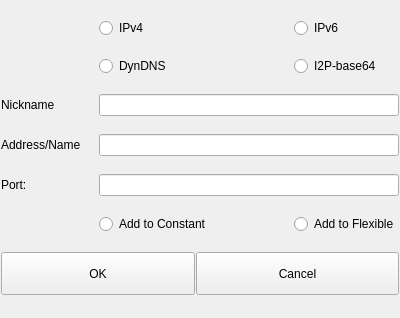
berndhs/arado, file ui/address-input.ui: the form before one commit.
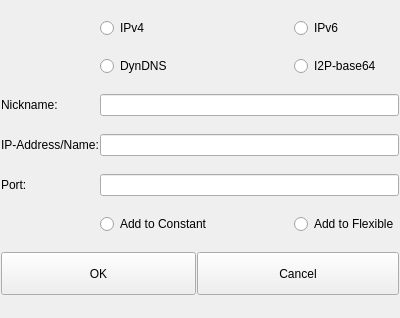
The form after the commit. Icons and pictures are not drawn.

```diff
--- a/ui/address-input.ui
+++ b/ui/address-input.ui
@@ -50,7 +50,7 @@
    <item row="3" column="0">
     <widget class="QLabel" name="label_4">
      <property name="text">
-      <string>Nickname</string>
+      <string>Nickname:</string>
      </property>
     </widget>
    </item>
@@ -60,7 +60,7 @@
    <item row="4" column="0">
     <widget class="QLabel" name="label">
      <property name="text">
-      <string>Address/Name</string>
+      <string>IP-Address/Name:</string>
      </property>
     </widget>
    </item>
```
